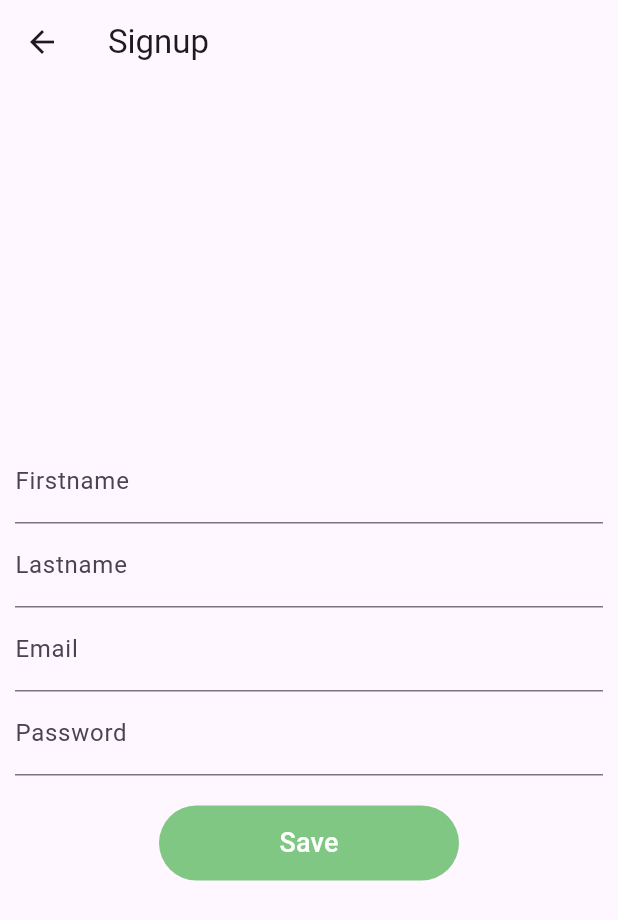
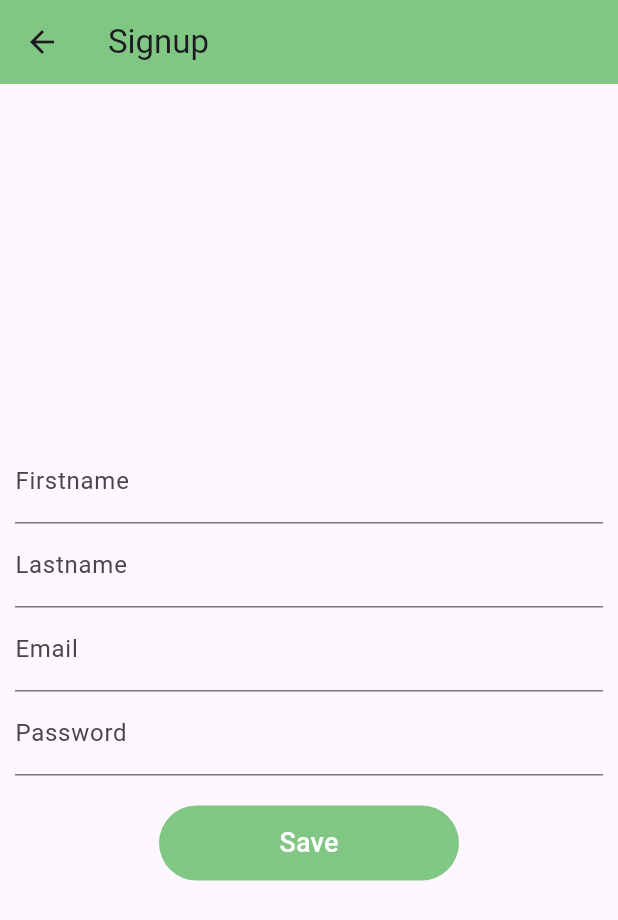
Before and after one commit to lisandrobatiancila/hero-fe, a Flutter app: the Signup screen opened directly, after a tap on "Save", on a phone screen of 412 x 824 dp. Shown: the top 920 px of the screen. Run offline on Flutter 3.47's test engine with Material 3 defaults, Android fonts, the phone set to English and light mode, and no system bars; network calls fail.

Commit message:
front calling

```diff
--- /dev/null
+++ b/lib/src/features/signup/data/signup.data.dart
@@ -0,0 +1,8 @@
+class SignupDTO {
+  String firstName;
+  String lastName;
+  String email;
+  String password;
+
+  SignupDTO(this.firstName, this.lastName, this.email, this.password);
+}
--- /dev/null
+++ b/lib/src/features/signup/domain/signup.domain.dart
@@ -0,0 +1,16 @@
+class SignupModel {
+  final String message;
+  final int code;
+
+  SignupModel({required this.message, required this.code});
+
+  factory SignupModel.fromJson(Map<String, dynamic> json) {
+    return switch(json) {
+      {
+        'code': int code,
+        'message': String message,
+      } => SignupModel(message: message, code: code),
+      _ => throw const FormatException("Failed Error Signingup")
+    };
+  }
+}
--- a/lib/src/features/signup/presentation/index.dart
+++ b/lib/src/features/signup/presentation/index.dart
@@ -1,5 +1,7 @@
 import 'package:flutter/material.dart';
 import 'package:flutter/services.dart';
+import 'package:heroes/src/features/signup/data/signup.data.dart';
+import 'package:heroes/src/features/signup/service/signup.service.dart';
 
 class SingupPage extends StatelessWidget {
   @override
@@ -18,7 +20,7 @@ class _Signup extends State<Signup> {
   late TextEditingController _lastname;
   late TextEditingController _email;
   late TextEditingController _password;
-
+  late SignupService _signupService;
   @override
   void initState() {
     // TODO: implement initState
@@ -27,10 +29,17 @@ class _Signup extends State<Signup> {
     _lastname = TextEditingController();
     _email = TextEditingController();
     _password = TextEditingController();
+    _signupService = SignupService();
   }
 
   void onSaveUser() {
-    print("Name: ${_firstname.text}");
+    String fname = _firstname.text;
+    String lname = _lastname.text;
+    String email = _email.text;
+    String password = _password.text;
+
+    SignupDTO signup = SignupDTO(fname, lname, email, password);
+    _signupService.signupUser(signup);
   }
 
   @override
@@ -38,6 +47,7 @@ class _Signup extends State<Signup> {
     return Scaffold(
       appBar: AppBar(
         title: const Text("Signup"),
+        backgroundColor: Colors.green[300],
       ),
       body: Container(
         padding: const EdgeInsets.all(10.0),
--- /dev/null
+++ b/lib/src/features/signup/service/signup.service.dart
@@ -0,0 +1,19 @@
+import 'dart:convert';
+
+import 'package:heroes/src/features/signup/data/signup.data.dart';
+import 'package:heroes/src/features/signup/domain/signup.domain.dart';
+import 'package:http/http.dart' as http;
+
+class SignupService {
+  Future<http.Response> signupUser(SignupDTO signupModel) async {
+    return await http.post(
+      Uri.parse("http://10.10.8.131:3000/signup"),
+      body: <String, String> {
+        'firstname': signupModel.firstName,
+        'lastname': signupModel.lastName,
+        'email': signupModel.email,
+        'password': signupModel.password,
+      }
+    );
+  }
+}
--- a/pubspec.yaml
+++ b/pubspec.yaml
@@ -35,6 +35,7 @@ dependencies:
   # The following adds the Cupertino Icons font to your application.
   # Use with the CupertinoIcons class for iOS style icons.
   cupertino_icons: ^1.0.6
+  http: ^1.2.1
 
 dev_dependencies:
   flutter_test:
```
Also changed, not shown: pubspec.lock, 1 other file.
